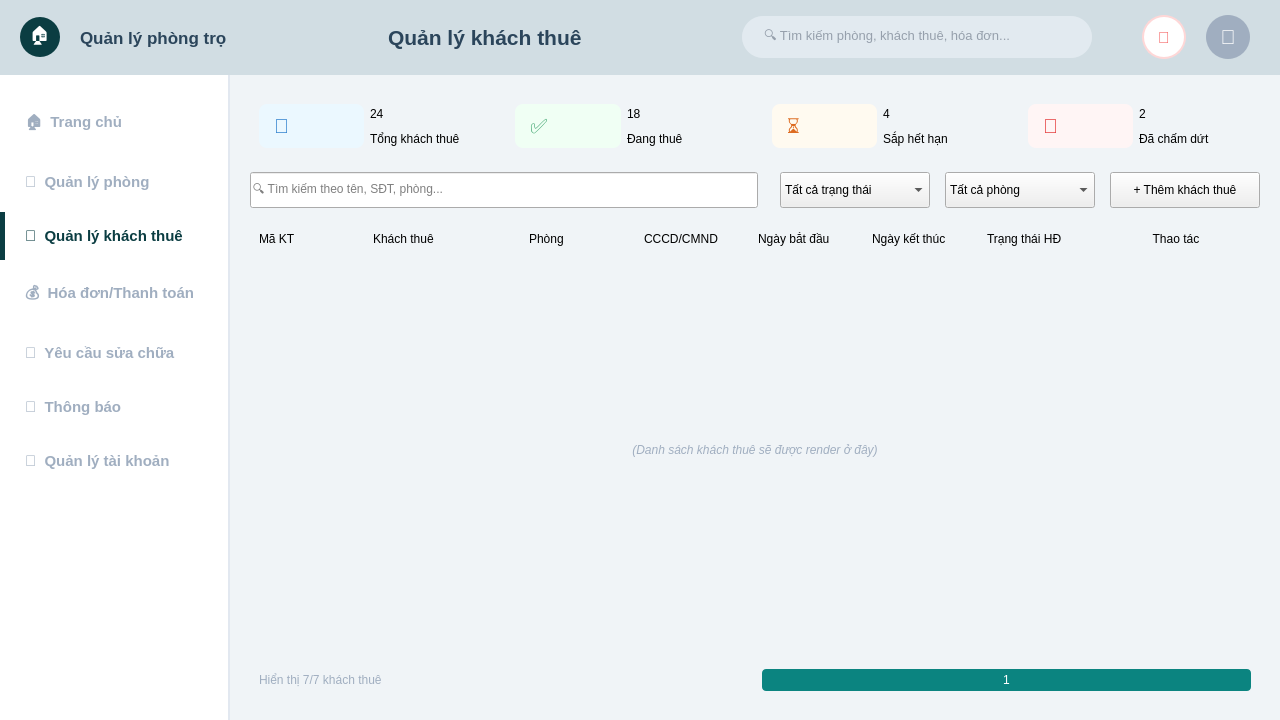
Before: the Qt Designer form ui/UI_Admin/guests/quan_ly_khach_thue.ui in nhatanhdeptrai-exe/Final_Project_KTLT, drawn with Qt 5.
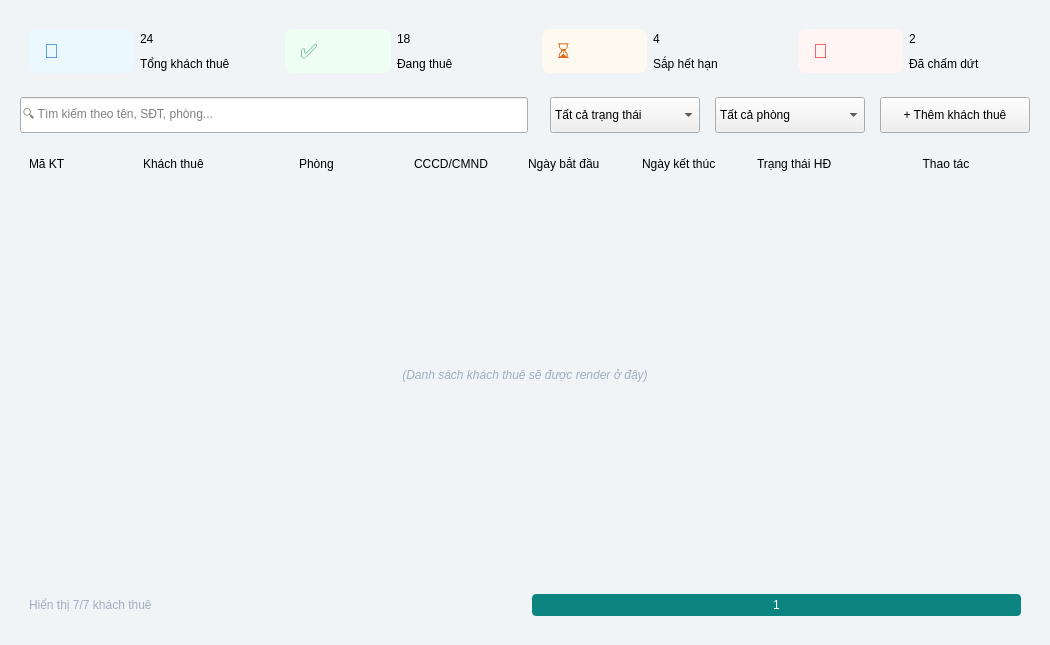
After: the same form once the commit is applied.

The edit to the form file:
```diff
--- a/ui/UI_Admin/guests/quan_ly_khach_thue.ui
+++ b/ui/UI_Admin/guests/quan_ly_khach_thue.ui
@@ -1,35 +1,22 @@
 <?xml version="1.0" encoding="UTF-8"?>
 <ui version="4.0">
  <class>MainWindow</class>
- <widget class="QMainWindow" name="MainWindow">
+  <widget class="QWidget" name="PageQuanLyKhachThue">
   <property name="geometry">
    <rect>
     <x>0</x>
     <y>0</y>
-    <width>1280</width>
-    <height>720</height>
-   </rect>
-  </property>
-  <property name="minimumSize">
-   <size>
-    <width>1280</width>
-    <height>720</height>
-   </size>
-  </property>
+        <width>1050</width>
+        <height>645</height>
+      </rect>
+    </property>
   <property name="windowTitle">
    <string>Quản lý khách thuê</string>
   </property>
   <property name="styleSheet">
    <string>QMainWindow { background-color: #f0f4f7; }</string>
   </property>
-  <widget class="QWidget" name="centralwidget">
-   <property name="styleSheet">
-    <string>QWidget#centralwidget { background-color: #f0f4f7; }</string>
-   </property>
-   <layout class="QVBoxLayout" name="verticalLayout">
-    <property name="spacing">
-     <number>0</number>
-    </property>
+    <layout class="QVBoxLayout" name="contentLayout">
     <property name="leftMargin">
      <number>0</number>
     </property>
@@ -42,346 +29,6 @@
     <property name="bottomMargin">
      <number>0</number>
     </property>
-    <item>
-     <widget class="QWidget" name="headerWidget" native="true">
-      <property name="minimumSize">
-       <size>
-        <width>0</width>
-        <height>75</height>
-       </size>
-      </property>
-      <property name="maximumSize">
-       <size>
-        <width>16777215</width>
-        <height>75</height>
-       </size>
-      </property>
-      <property name="styleSheet">
-       <string>QWidget#headerWidget { background-color: #d1dde3; }</string>
-      </property>
-      <layout class="QHBoxLayout" name="horizontalLayout">
-       <property name="spacing">
-        <number>20</number>
-       </property>
-       <property name="leftMargin">
-        <number>20</number>
-       </property>
-       <property name="rightMargin">
-        <number>30</number>
-       </property>
-       <item>
-        <widget class="QLabel" name="logoIcon">
-         <property name="minimumSize">
-          <size>
-           <width>40</width>
-           <height>40</height>
-          </size>
-         </property>
-         <property name="maximumSize">
-          <size>
-           <width>40</width>
-           <height>40</height>
-          </size>
-         </property>
-         <property name="styleSheet">
-          <string>background-color: #0b3d42; border-radius: 20px; color: white; font-size: 18px;</string>
-         </property>
-         <property name="text">
-          <string>🏠</string>
-         </property>
-         <property name="alignment">
-          <set>Qt::AlignCenter</set>
-         </property>
-        </widget>
-       </item>
-       <item>
-        <widget class="QLabel" name="logoText">
-         <property name="font">
-          <font>
-           <family>Segoe UI</family>
-           <pointsize>13</pointsize>
-           <weight>75</weight>
-           <bold>true</bold>
-          </font>
-         </property>
-         <property name="styleSheet">
-          <string>color: #2b455b;</string>
-         </property>
-         <property name="text">
-          <string>Quản lý phòng trọ</string>
-         </property>
-        </widget>
-       </item>
-       <item>
-        <spacer name="spacer1">
-         <property name="orientation">
-          <enum>Qt::Horizontal</enum>
-         </property>
-         <property name="sizeHint" stdset="0">
-          <size>
-           <width>20</width>
-           <height>20</height>
-          </size>
-         </property>
-        </spacer>
-       </item>
-       <item>
-        <widget class="QLabel" name="lblPageTitle">
-         <property name="font">
-          <font>
-           <family>Segoe UI</family>
-           <pointsize>16</pointsize>
-           <weight>75</weight>
-           <bold>true</bold>
-          </font>
-         </property>
-         <property name="styleSheet">
-          <string>color: #2b455b;</string>
-         </property>
-         <property name="text">
-          <string>Quản lý khách thuê</string>
-         </property>
-        </widget>
-       </item>
-       <item>
-        <spacer name="spacer2">
-         <property name="orientation">
-          <enum>Qt::Horizontal</enum>
-         </property>
-         <property name="sizeHint" stdset="0">
-          <size>
-           <width>40</width>
-           <height>20</height>
-          </size>
-         </property>
-        </spacer>
-       </item>
-       <item>
-        <widget class="QLineEdit" name="searchBar">
-         <property name="minimumSize">
-          <size>
-           <width>350</width>
-           <height>42</height>
-          </size>
-         </property>
-         <property name="maximumSize">
-          <size>
-           <width>400</width>
-           <height>42</height>
-          </size>
-         </property>
-         <property name="font">
-          <font>
-           <pointsize>10</pointsize>
-          </font>
-         </property>
-         <property name="styleSheet">
-          <string>QLineEdit {
-	background-color: #e2eaf0;
-	border-radius: 21px;
-	padding: 5px 20px;
-	border: none;
-	color: #4a5568;
-}</string>
-         </property>
-         <property name="placeholderText">
-          <string>🔍 Tìm kiếm phòng, khách thuê, hóa đơn...</string>
-         </property>
-        </widget>
-       </item>
-       <item>
-        <spacer name="spacer3">
-         <property name="orientation">
-          <enum>Qt::Horizontal</enum>
-         </property>
-         <property name="sizeHint" stdset="0">
-          <size>
-           <width>30</width>
-           <height>20</height>
-          </size>
-         </property>
-         <property name="sizeType">
-          <enum>QSizePolicy::Fixed</enum>
-         </property>
-        </spacer>
-       </item>
-       <item>
-        <widget class="QPushButton" name="btnBell">
-         <property name="minimumSize">
-          <size>
-           <width>44</width>
-           <height>44</height>
-          </size>
-         </property>
-         <property name="maximumSize">
-          <size>
-           <width>44</width>
-           <height>44</height>
-          </size>
-         </property>
-         <property name="styleSheet">
-          <string>QPushButton { background-color: white; border-radius: 22px; color: #f56565; font-size: 16px; font-weight: bold; border: 2px solid #fed7d7; }</string>
-         </property>
-         <property name="text">
-          <string>🔔</string>
-         </property>
-        </widget>
-       </item>
-       <item>
-        <widget class="QLabel" name="lblAvatar">
-         <property name="minimumSize">
-          <size>
-           <width>44</width>
-           <height>44</height>
-          </size>
-         </property>
-         <property name="maximumSize">
-          <size>
-           <width>44</width>
-           <height>44</height>
-          </size>
-         </property>
-         <property name="styleSheet">
-          <string>background-color: #a0aec0; border-radius: 22px; color: white; font-size: 20px;</string>
-         </property>
-         <property name="text">
-          <string>👤</string>
-         </property>
-         <property name="alignment">
-          <set>Qt::AlignCenter</set>
-         </property>
-        </widget>
-       </item>
-      </layout>
-     </widget>
-    </item>
-    <item>
-     <layout class="QHBoxLayout" name="mainHLayout">
-      <property name="spacing">
-       <number>0</number>
-      </property>
-      <item>
-       <widget class="QWidget" name="sidebarWidget" native="true">
-        <property name="minimumSize">
-         <size>
-          <width>230</width>
-          <height>0</height>
-         </size>
-        </property>
-        <property name="maximumSize">
-         <size>
-          <width>230</width>
-          <height>16777215</height>
-         </size>
-        </property>
-        <property name="styleSheet">
-         <string>QWidget#sidebarWidget { background-color: white; border-right: 2px solid #e2e8f0; }
-QPushButton { text-align: left; padding: 15px 25px; border: none; background-color: transparent; color: #a0aec0; font-size: 15px; font-weight: bold; }
-QPushButton:hover { color: #2b455b; }
-QPushButton:checked { color: #0b3d42; border-left: 5px solid #0b3d42; padding-left: 20px; }</string>
-        </property>
-        <layout class="QVBoxLayout" name="verticalLayout_2">
-         <property name="leftMargin">
-          <number>0</number>
-         </property>
-         <property name="topMargin">
-          <number>20</number>
-         </property>
-         <property name="rightMargin">
-          <number>0</number>
-         </property>
-         <property name="bottomMargin">
-          <number>20</number>
-         </property>
-         <item>
-          <widget class="QPushButton" name="navTrangChu">
-           <property name="text">
-            <string>🏠  Trang chủ</string>
-           </property>
-           <property name="checkable">
-            <bool>true</bool>
-           </property>
-          </widget>
-         </item>
-         <item>
-          <widget class="QPushButton" name="navQuanLyPhong">
-           <property name="text">
-            <string>🏢  Quản lý phòng</string>
-           </property>
-           <property name="checkable">
-            <bool>true</bool>
-           </property>
-          </widget>
-         </item>
-         <item>
-          <widget class="QPushButton" name="navQuanLyKhachThu">
-           <property name="text">
-            <string>👥  Quản lý khách thuê</string>
-           </property>
-           <property name="checkable">
-            <bool>true</bool>
-           </property>
-           <property name="checked">
-            <bool>true</bool>
-           </property>
-          </widget>
-         </item>
-         <item>
-          <widget class="QPushButton" name="navHoaDon">
-           <property name="text">
-            <string>💰  Hóa đơn/Thanh toán</string>
-           </property>
-           <property name="checkable">
-            <bool>true</bool>
-           </property>
-          </widget>
-         </item>
-         <item>
-          <widget class="QPushButton" name="navSuaChua">
-           <property name="text">
-            <string>🔧  Yêu cầu sửa chữa</string>
-           </property>
-           <property name="checkable">
-            <bool>true</bool>
-           </property>
-          </widget>
-         </item>
-         <item>
-          <widget class="QPushButton" name="navThongBao">
-           <property name="text">
-            <string>🔔  Thông báo</string>
-           </property>
-           <property name="checkable">
-            <bool>true</bool>
-           </property>
-          </widget>
-         </item>
-         <item>
-          <widget class="QPushButton" name="navTaiKhoan">
-           <property name="text">
-            <string>👤  Quản lý tài khoản</string>
-           </property>
-           <property name="checkable">
-            <bool>true</bool>
-           </property>
-          </widget>
-         </item>
-         <item>
-          <spacer name="verticalSpacer">
-           <property name="orientation">
-            <enum>Qt::Vertical</enum>
-           </property>
-           <property name="sizeHint" stdset="0">
-            <size>
-             <width>20</width>
-             <height>40</height>
-            </size>
-           </property>
-          </spacer>
-         </item>
-        </layout>
-       </widget>
-      </item>
       <item>
        <widget class="QStackedWidget" name="mainContentStack">
         <widget class="QWidget" name="pageQuanLyKhachThue">
@@ -934,9 +581,6 @@
        </widget>
       </item>
      </layout>
-    </item>
-   </layout>
-  </widget>
  </widget>
  <resources />
  <connections />
```
Left out of the diff: 2 changed lines with no effect on the pictures. Lines whose indentation alone changed are shown as unchanged.
